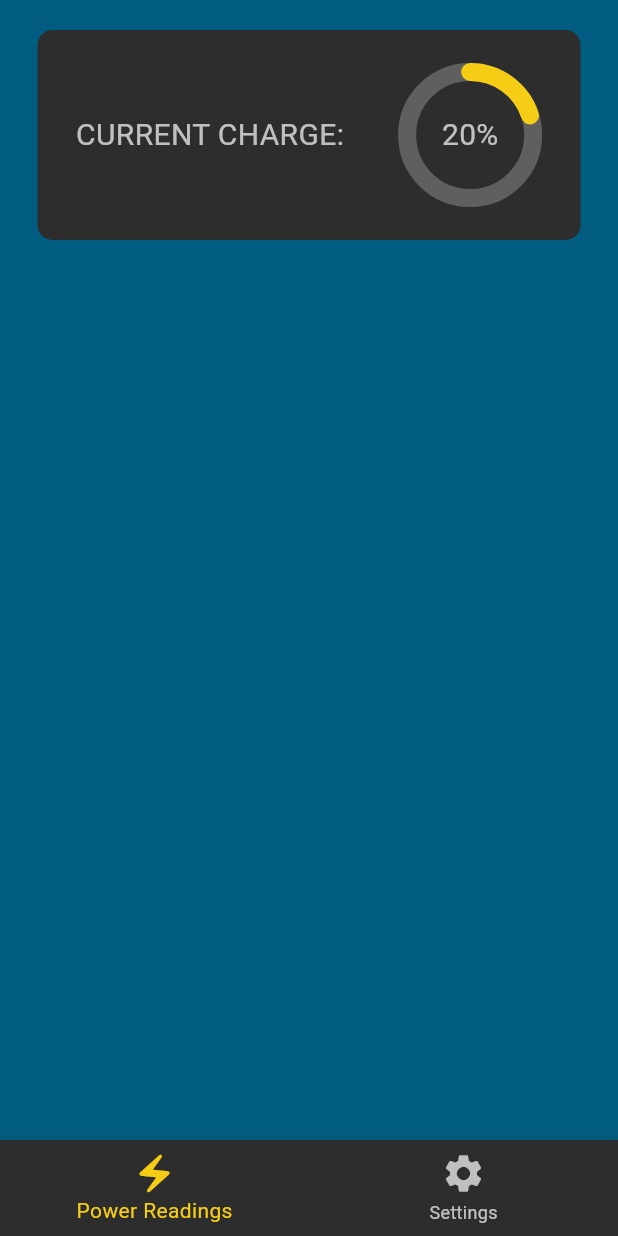
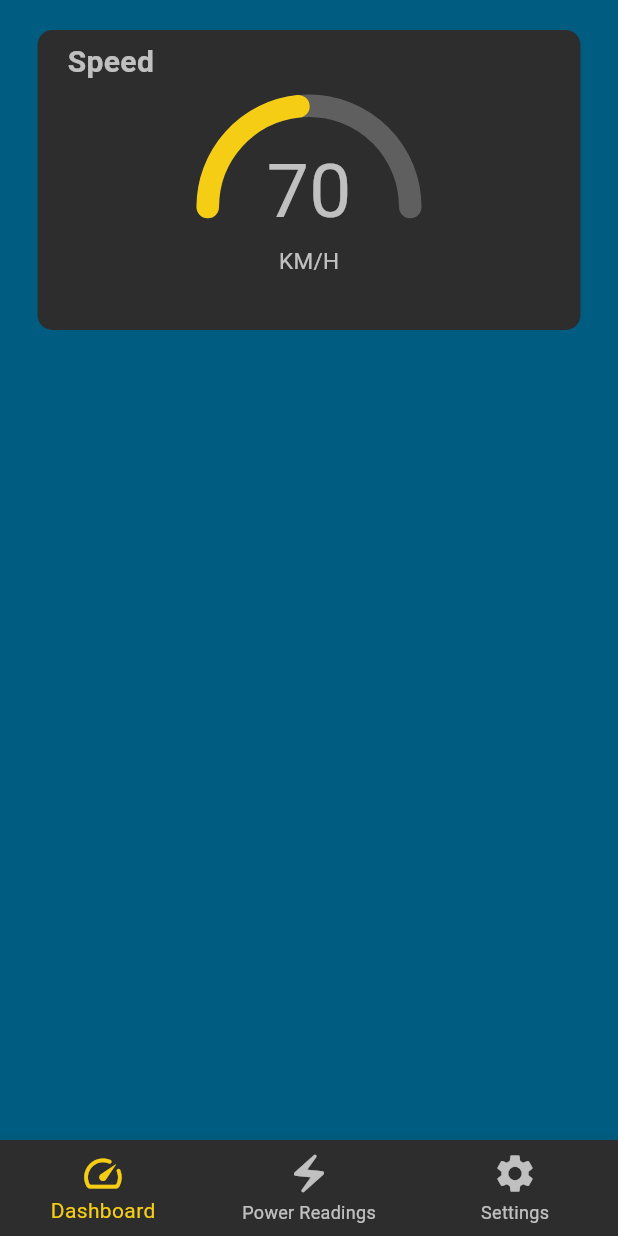
Before and after one commit to UTSME/UTSMEConnect, a Flutter app: the screen it shows after launch, on a phone screen of 412 x 824 dp. Run offline on Flutter 3.47's test engine with Material 3 defaults, Android fonts, the phone set to English and light mode, and no system bars; drawn by our look-alikes of percent_indicator; our stand-ins replace flutter_riverpod, go_router, sizer.

Commit message:
Added a new screen called Dashboard which will display data like speed, tire temperature, suspension and break pressure. Added speedometer to the Dashboard screen.

```diff
--- a/lib/src/core/navigation/utsmeconnect_router.dart
+++ b/lib/src/core/navigation/utsmeconnect_router.dart
@@ -1,5 +1,6 @@
 import 'package:flutter/material.dart';
 import 'package:go_router/go_router.dart';
+import 'package:utsmeconnect/src/features/dashboard/view/screens/dashboard_screen.dart';
 import 'package:utsmeconnect/src/features/power/view/screens/power_screen.dart';
 import 'package:utsmeconnect/src/features/navigation_bar/view/screens/utsmeconnect_navigation_bar.dart';
 import 'package:utsmeconnect/src/features/settings/view/screens/settings_screen.dart';
@@ -7,6 +8,7 @@ import 'package:utsmeconnect/src/features/splash/view/screens/splash_screen.dart
 
 enum UTSMEConnectRoutes {
   splash,
+  dashboard,
   power,
   settings,
 }
@@ -17,6 +19,7 @@ class UTSMEConnectRouter {
 
   // private navigator key
   static final _rootNavigatorKey = GlobalKey<NavigatorState>();
+  static final _rootNavigatorDashboard = GlobalKey<NavigatorState>();
   static final _rootNavigatorPower = GlobalKey<NavigatorState>();
   static final _rootNavigatorSettings = GlobalKey<NavigatorState>();
 
@@ -39,6 +42,19 @@ class UTSMEConnectRouter {
         builder: (context, state, navigationShell) =>
             UTSMEConnectNavigationBar(navigationShell: navigationShell),
         branches: <StatefulShellBranch>[
+          // Dashboard Branch
+          StatefulShellBranch(
+            navigatorKey: _rootNavigatorDashboard,
+            routes: [
+              GoRoute(
+                path: "/${UTSMEConnectRoutes.dashboard.name}",
+                name: UTSMEConnectRoutes.dashboard.name,
+                builder: (context, state) =>
+                    DashboardScreen(key: state.pageKey),
+              )
+            ],
+          ),
+
           // Power Branch
           StatefulShellBranch(
             navigatorKey: _rootNavigatorPower,
--- /dev/null
+++ b/lib/src/features/dashboard/controller/dashboard_controller.dart
@@ -0,0 +1,38 @@
+import 'dart:async';
+import 'package:flutter_riverpod/flutter_riverpod.dart';
+import 'package:utsmeconnect/src/features/dashboard/data/remote/dashboard_data.dart';
+
+/// class to contain the properties
+class DashboardState {
+  double speed;
+
+  DashboardState({required this.speed});
+
+  DashboardState copyWith({
+    required double speed,
+  }) {
+    return DashboardState(
+      speed: speed,
+    );
+  }
+}
+
+/// class to do operations on the properties
+class DashboardController extends StateNotifier<DashboardState> {
+  DashboardController(super.state) {
+    periodicallyUpdateDashboardData();
+  }
+
+  void periodicallyUpdateDashboardData() async {
+    Timer.periodic(const Duration(microseconds: 1), (timer) {
+      state.speed = DashboardData.fetchSpeed();
+    });
+    state = state.copyWith(speed: state.speed);
+  }
+}
+
+/// exposing the controller using Riverpod
+final dashboardControllerProvider =
+    StateNotifierProvider<DashboardController, DashboardState>((ref) {
+  return DashboardController(DashboardState(speed: DashboardData.fetchSpeed()));
+});
--- /dev/null
+++ b/lib/src/features/dashboard/data/remote/dashboard_data.dart
@@ -0,0 +1,12 @@
+import 'dart:math';
+
+// Singleton class to contact the endpoint
+// to fetch information about the car dashboard
+class DashboardData {
+  DashboardData._();
+
+  static double fetchSpeed() {
+    //fetch the charge data each 5 seconds
+    return Random().nextInt(150).toDouble();
+  }
+}
--- /dev/null
+++ b/lib/src/features/dashboard/view/screens/dashboard_screen.dart
@@ -0,0 +1,117 @@
+import 'dart:async';
+import 'package:flutter/material.dart';
+import 'package:flutter_riverpod/flutter_riverpod.dart';
+import 'package:percent_indicator/percent_indicator.dart';
+import 'package:utsmeconnect/src/core/constants/utsmeconnect_colors.dart';
+import 'package:utsmeconnect/src/features/dashboard/controller/dashboard_controller.dart';
+
+class DashboardScreen extends ConsumerStatefulWidget {
+  const DashboardScreen({super.key});
+
+  @override
+  ConsumerState<ConsumerStatefulWidget> createState() =>
+      _DashboardScreenState();
+}
+
+class _DashboardScreenState extends ConsumerState<DashboardScreen> {
+  late DashboardState dashboardControllerState =
+      ref.watch(dashboardControllerProvider);
+  late double speed = 100;
+
+  void periodicallyUpdateDashboardData() {
+    Timer.periodic(const Duration(seconds: 3), (timer) {
+      double newSpeed = dashboardControllerState.speed;
+      if (speed != newSpeed) {
+        setState(() {
+          speed = newSpeed;
+        });
+      }
+    });
+  }
+
+  @override
+  void initState() {
+    super.initState();
+    periodicallyUpdateDashboardData();
+  }
+
+  @override
+  Widget build(BuildContext context) {
+    double screenWidth = MediaQuery.sizeOf(context).width;
+    //double screenHeight = MediaQuery.sizeOf(context).height;
+
+    return Scaffold(
+      backgroundColor: UTSMEConnectColors.kBackgroundPrimary,
+      body: SafeArea(
+          child: Center(
+        child: Column(
+          children: [
+            // Speedometer
+            Padding(
+              padding: const EdgeInsets.all(20.0),
+              child: Container(
+                width: screenWidth - 50,
+                height: 200,
+                decoration: BoxDecoration(
+                  color: UTSMEConnectColors.kBackgroundSecondary,
+                  borderRadius: BorderRadius.circular(10),
+                ),
+                child: Column(
+                  mainAxisAlignment: MainAxisAlignment.spaceEvenly,
+                  // we use "start" to have the label at the leftmost side
+                  crossAxisAlignment: CrossAxisAlignment.start,
+                  children: [
+                    const Padding(
+                      padding: EdgeInsets.only(left: 20),
+                      child: Text(
+                        "Speed",
+                        style: TextStyle(
+                          color: Colors.white70,
+                          fontSize: 20,
+                          fontWeight: FontWeight.bold,
+                        ),
+                      ),
+                    ),
+                    // We use Align to center the speedometer
+                    Align(
+                      child: CircularPercentIndicator(
+                        radius: 75,
+                        percent: ((speed * 100) / 150) / 100,
+                        lineWidth: 15,
+                        animation: true,
+                        animationDuration: 1200,
+                        animateFromLastPercent: true,
+                        curve: Curves.linearToEaseOut,
+                        arcType: ArcType.HALF,
+                        arcBackgroundColor: Colors.white24,
+                        circularStrokeCap: CircularStrokeCap.round,
+                        progressColor: UTSMEConnectColors.kSelectedItem,
+                        backgroundColor: Colors.white24,
+                        backgroundWidth: 15,
+                        center: Column(
+                          mainAxisAlignment: MainAxisAlignment.center,
+                          children: [
+                            Text(
+                              "${(speed).toInt()}",
+                              style: const TextStyle(
+                                  color: Colors.white70, fontSize: 50),
+                            ),
+                            const Text(
+                              "KM/H",
+                              style: TextStyle(
+                                  color: Colors.white70, fontSize: 15),
+                            ),
+                          ],
+                        ),
+                      ),
+                    ),
+                  ],
+                ),
+              ),
+            ),
+          ],
+        ),
+      )),
+    );
+  }
+}
--- a/lib/src/features/navigation_bar/view/screens/utsmeconnect_navigation_bar.dart
+++ b/lib/src/features/navigation_bar/view/screens/utsmeconnect_navigation_bar.dart
@@ -45,6 +45,10 @@ class _UTSMEConnectNavigationBarState extends State<UTSMEConnectNavigationBar> {
         },
         items: const [
           BottomNavigationBarItem(
+            icon: Icon(Icons.speed_rounded),
+            label: "Dashboard",
+          ),
+          BottomNavigationBarItem(
             icon: Icon(Icons.electric_bolt),
             label: "Power Readings",
           ),
--- a/lib/src/features/power/view/screens/power_screen.dart
+++ b/lib/src/features/power/view/screens/power_screen.dart
@@ -56,8 +56,12 @@ class _PowerScreenState extends ConsumerState<PowerScreen> {
                 child: Row(
                   mainAxisAlignment: MainAxisAlignment.spaceEvenly,
                   children: [
-                    const Text("CURRENT CHARGE:  ",
-                        style: TextStyle(color: Colors.white70, fontSize: 20)),
+                    const Text("Current Charge",
+                        style: TextStyle(
+                          color: Colors.white70,
+                          fontSize: 20,
+                          fontWeight: FontWeight.bold,
+                        )),
                     CircularPercentIndicator(
                       radius: 48,
                       percent: charge / 100.0,
--- a/lib/src/features/splash/view/screens/splash_screen.dart
+++ b/lib/src/features/splash/view/screens/splash_screen.dart
@@ -20,8 +20,8 @@ class _SplashScreenState extends State<SplashScreen> {
       Timer(
           const Duration(seconds: 3),
           // Use "goNamed" for splash screens with bottom navigation bars
-          () =>
-              UTSMEConnectRouter.router.goNamed(UTSMEConnectRoutes.power.name));
+          () => UTSMEConnectRouter.router
+              .goNamed(UTSMEConnectRoutes.dashboard.name));
     }
   }
 
```
